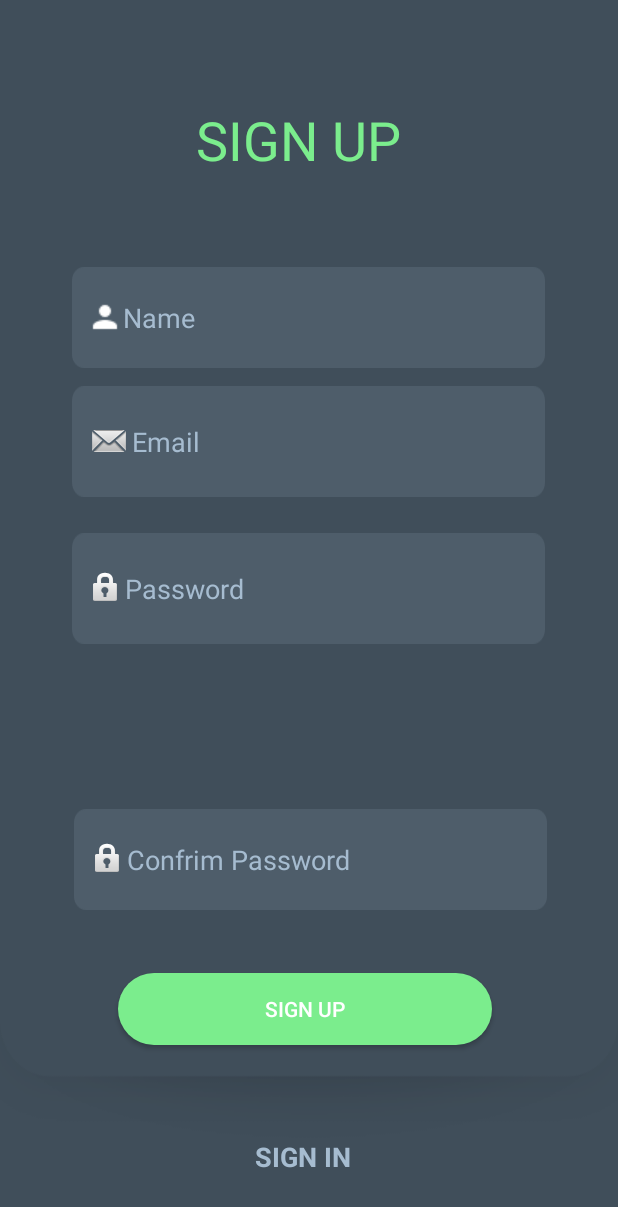
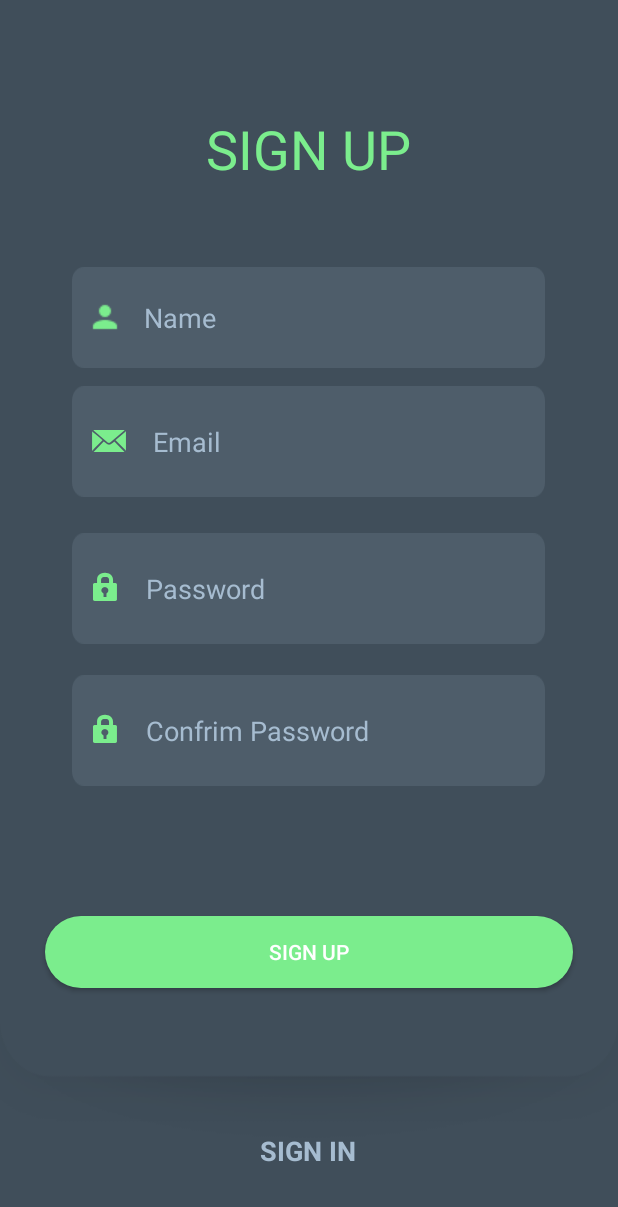
Before and after one commit to Parth123-Pro/Android-App-3, an Android app: the RegistrationActivity screen opened directly, with no data from a screen before it, on a phone screen of 412 x 824 dp. Shown: the top 1207 px of the screen. Run offline under Robolectric (Android 15) with nearby library versions, the phone set to English and light mode, and no system bars; our stand-ins replace Volley; Roboto replaces fonts that are not available here.

Commit message:
update by jai

```diff
--- a/app/src/main/res/layout/activity_registration.xml
+++ b/app/src/main/res/layout/activity_registration.xml
@@ -11,15 +11,16 @@
 
     <TextView
         android:id="@+id/rt1"
-        android:layout_width="255dp"
-        android:layout_height="90dp"
-        android:layout_alignParentStart="true"
-        android:layout_alignParentLeft="true"
+        android:layout_width="match_parent"
+        android:layout_height="100dp"
         android:layout_alignParentTop="true"
-        android:layout_centerHorizontal="true"
-        android:layout_marginStart="71dp"
-        android:layout_marginLeft="71dp"
-        android:layout_marginTop="48dp"
+        android:layout_centerInParent="true"
+        android:layout_marginStart="123dp"
+
+        android:layout_marginLeft="123dp"
+        android:layout_marginTop="49dp"
+
+
         android:gravity="center"
         android:text="SIGN UP"
         android:textColor="@color/lightGreen"
@@ -36,7 +37,8 @@
         android:drawableLeft="@drawable/userlog"
         android:padding="10dp"
         android:ems="12"
-        android:hint="Name"
+        android:hint="   Name"
+        android:drawableTint="@color/lightGreen"
         android:inputType="textPersonName"
         android:textColor="@color/Text_color"
         android:textColorHint="@color/Text_color"
@@ -54,7 +56,8 @@
         android:drawableLeft="@android:drawable/sym_action_email"
         android:ems="12"
 
-        android:hint="Email"
+        android:hint="   Email"
+        android:drawableTint="@color/lightGreen"
         android:inputType="textEmailAddress"
         android:textColor="@color/Text_color"
         android:textColorHint="@color/Text_color"
@@ -69,7 +72,25 @@
         android:layout_marginTop="355dp"
         android:drawableLeft="@android:drawable/ic_lock_idle_lock"
         android:ems="12"
-        android:hint="Password"
+        android:hint="   Password"
+        android:drawableTint="@color/lightGreen"
+        android:padding="10dp"
+        android:inputType="textPassword"
+        android:textColor="@color/Text_color"
+        android:textColorHint="@color/Text_color"
+        android:background="@drawable/textbox"/>
+
+    <EditText
+        android:id="@+id/edtcp"
+        android:layout_width="wrap_content"
+        android:layout_height="74dp"
+        android:layout_alignParentTop="true"
+        android:layout_centerInParent="true"
+        android:layout_marginTop="450dp"
+        android:drawableLeft="@android:drawable/ic_lock_idle_lock"
+        android:ems="12"
+        android:drawableTint="@color/lightGreen"
+        android:hint="   Confrim Password"
         android:padding="10dp"
         android:inputType="textPassword"
         android:textColor="@color/Text_color"
@@ -78,53 +99,34 @@
 
     <Button
         android:id="@+id/btnreg"
-        android:layout_width="249dp"
+        android:layout_width="match_parent"
         android:layout_height="wrap_content"
+        android:layout_alignParentStart="true"
+        android:layout_alignParentLeft="true"
         android:layout_alignParentEnd="true"
         android:layout_alignParentRight="true"
         android:layout_alignParentBottom="true"
-
-        android:layout_centerInParent="true"
-        android:layout_marginEnd="84dp"
-        android:layout_marginRight="84dp"
-        android:layout_marginBottom="127dp"
+        android:layout_marginStart="30dp"
+        android:layout_marginLeft="30dp"
+        android:layout_marginEnd="30dp"
+        android:layout_marginRight="30dp"
+        android:layout_marginBottom="165dp"
         android:textColor="@color/white"
         android:gravity="center"
         android:background="@drawable/btn"
         android:text="Sign up" />
 
 
-    <EditText
-        android:id="@+id/edtcp"
-        android:layout_width="wrap_content"
-        android:layout_height="67dp"
-        android:layout_alignParentStart="true"
-        android:layout_alignParentLeft="true"
-        android:layout_alignParentBottom="true"
-        android:layout_centerInParent="true"
-        android:layout_marginStart="49dp"
-        android:layout_marginLeft="49dp"
-        android:layout_marginBottom="217dp"
-        android:background="@drawable/textbox"
-        android:drawableLeft="@android:drawable/ic_lock_idle_lock"
-        android:ems="12"
-        android:padding="10dp"
-        android:hint="Confrim Password"
-        android:inputType="textPassword"
-        android:textColor="@color/Text_color"
-        android:textColorHint="@color/Text_color" />
 
     <TextView
         android:id="@+id/linklog1"
-        android:layout_width="117dp"
+        android:layout_width="match_parent"
         android:layout_height="53dp"
-        android:layout_alignParentStart="true"
-        android:layout_alignParentLeft="true"
         android:layout_alignParentBottom="true"
-        android:layout_centerHorizontal="true"
-        android:layout_marginStart="143dp"
-        android:layout_marginLeft="143dp"
-        android:layout_marginBottom="26dp"
+        android:layout_centerInParent="true"
+        android:layout_marginStart="87dp"
+        android:layout_marginLeft="87dp"
+        android:layout_marginBottom="30dp"
         android:clickable="true"
         android:gravity="center"
         android:text="SIGN IN"
```
Also changed, not shown: app/src/main/res/layout/activity_login.xml (+49 -32 lines), app/src/main/res/layout/activity_splash.xml (+10 -2 lines), app/src/main/res/drawable-hdpi/logo.png (added), app/src/main/res/drawable-ldpi/logo.png (added), app/src/main/res/drawable-mdpi/logo.png (added), app/src/main/res/drawable-xhdpi/logo.png (added), app/src/main/res/drawable-xxhdpi/logo.png (added), app/src/main/res/drawable-xxxhdpi/logo.png (added).
